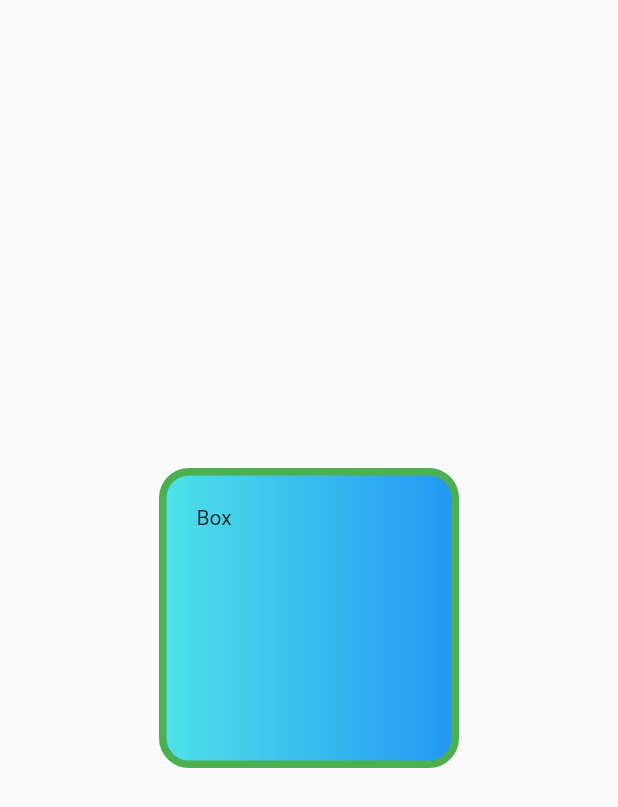
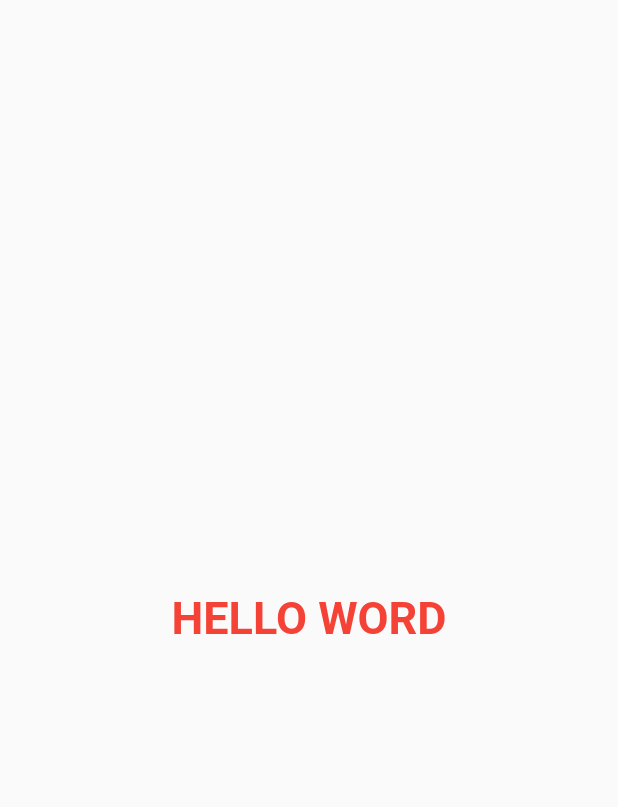
Before and after one commit to arsalan98m/flutter_basic_widgets, a Flutter app: the screen it shows after launch, on a phone screen of 412 x 824 dp. Shown: the top 807 px of the screen. Run offline on Flutter 3.47's test engine with Material 2 defaults, Android fonts, the phone set to English and light mode, and no system bars.

Commit message:
text styling

```diff
--- a/lib/home.dart
+++ b/lib/home.dart
@@ -12,28 +12,14 @@ class Home extends StatefulWidget {
 class _HomeState extends State<Home> {
   @override
   Widget build(BuildContext context) {
-    return Align(
-      alignment: Alignment.center,
-      child: Container(
-        padding: const EdgeInsets.all(20),
-        decoration: BoxDecoration(
-          // color: Colors.red,
-          gradient: const LinearGradient(
-            colors: [
-              Color(0xff4fe3e8),
-              Colors.blue,
-            ],
-          ),
-          borderRadius: BorderRadius.circular(20),
-          border: Border.all(
-            color: Colors.green,
-            width: 5,
-            style: BorderStyle.solid,
-          ),
+    return const Center(
+      child: Text(
+        'HELLO WORD',
+        style: TextStyle(
+          fontSize: 30,
+          fontWeight: FontWeight.bold,
+          color: Colors.red,
         ),
-        width: 200,
-        height: 200,
-        child: Text('Box'),
       ),
     );
   }
```
